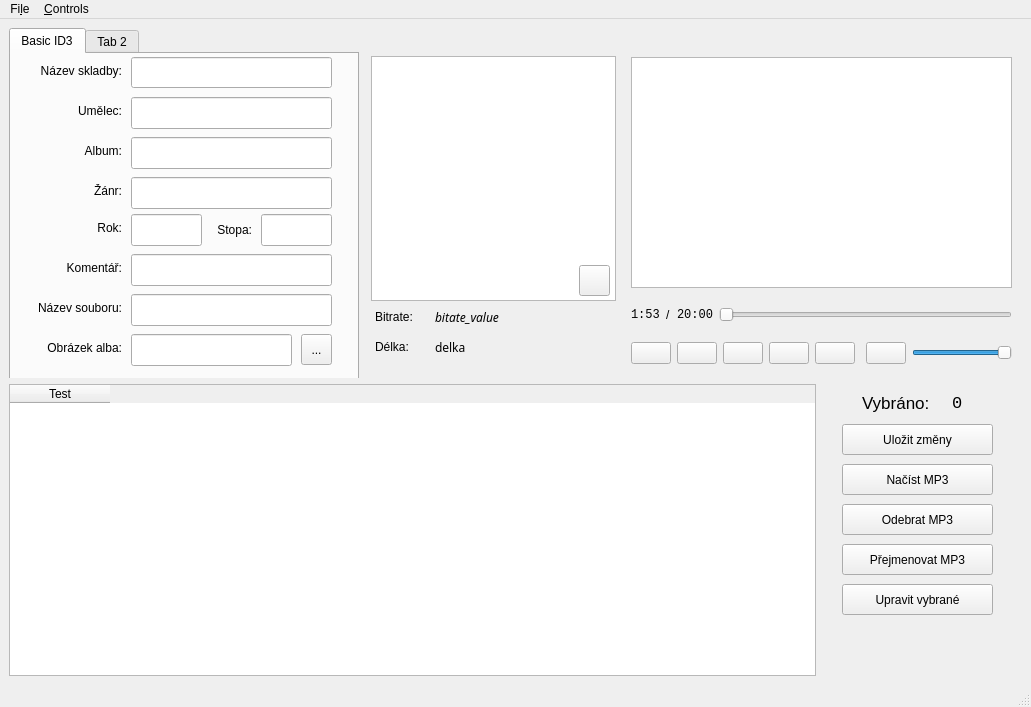
The window that ui/new_window.ui (bezoadam/MUL) describes before a commit, drawn with Qt 5.
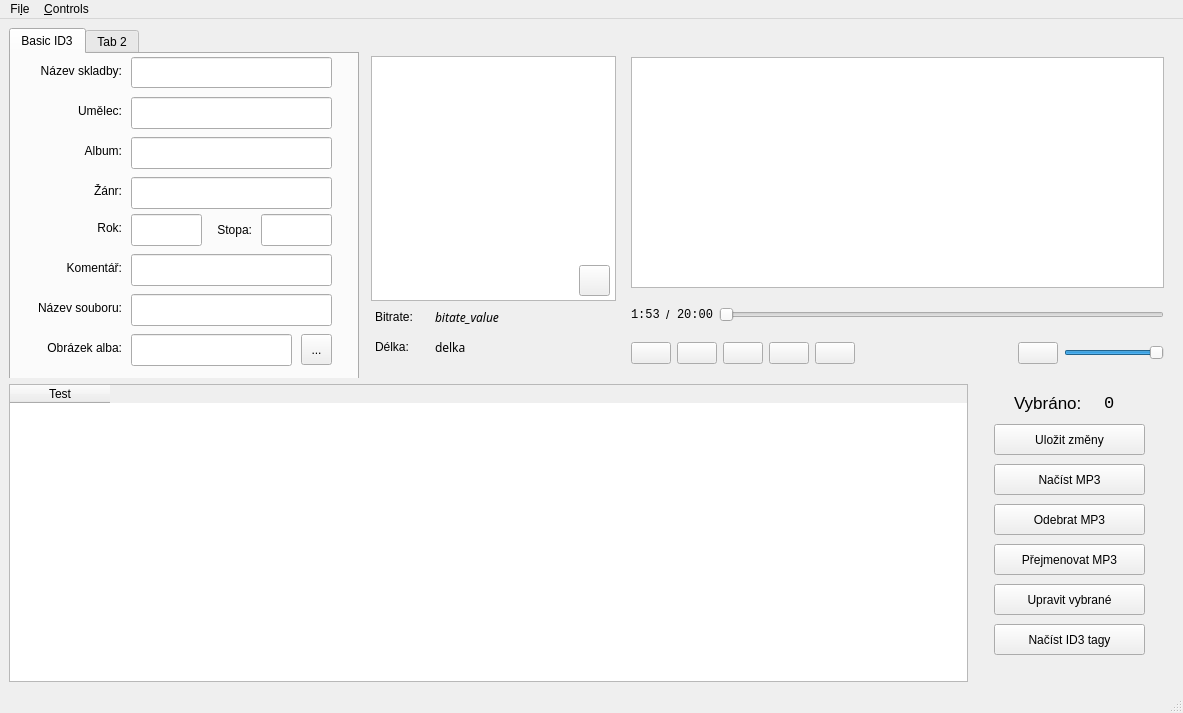
The same window after the commit. Icons and pictures are not drawn. Custom widgets are drawn as their Qt base class.

Commit message: Add testing MP3, add load id3 tags button

What changed in the file:
```diff
--- a/ui/new_window.ui
+++ b/ui/new_window.ui
@@ -6,8 +6,8 @@
    <rect>
     <x>0</x>
     <y>0</y>
-    <width>991</width>
-    <height>707</height>
+    <width>1183</width>
+    <height>713</height>
    </rect>
   </property>
   <property name="windowTitle">
@@ -929,6 +929,19 @@
             <string>Upravit vybrané</string>
            </property>
           </widget>
+          <widget class="QPushButton" name="loadID3Tags">
+           <property name="geometry">
+            <rect>
+             <x>20</x>
+             <y>240</y>
+             <width>151</width>
+             <height>31</height>
+            </rect>
+           </property>
+           <property name="text">
+            <string>Načíst ID3 tagy</string>
+           </property>
+          </widget>
          </widget>
         </item>
        </layout>
@@ -942,8 +955,8 @@
     <rect>
      <x>0</x>
      <y>0</y>
-     <width>991</width>
-     <height>30</height>
+     <width>1183</width>
+     <height>22</height>
     </rect>
    </property>
    <widget class="QMenu" name="menuFile">
```
The commit also changes 4 other files.
